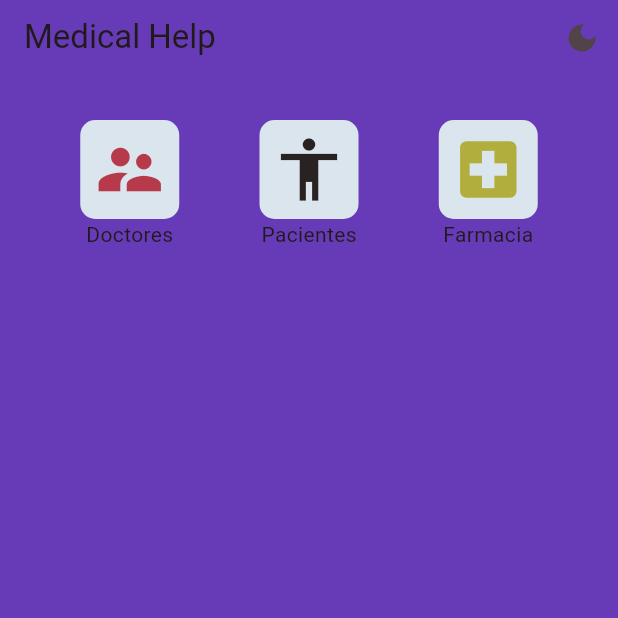
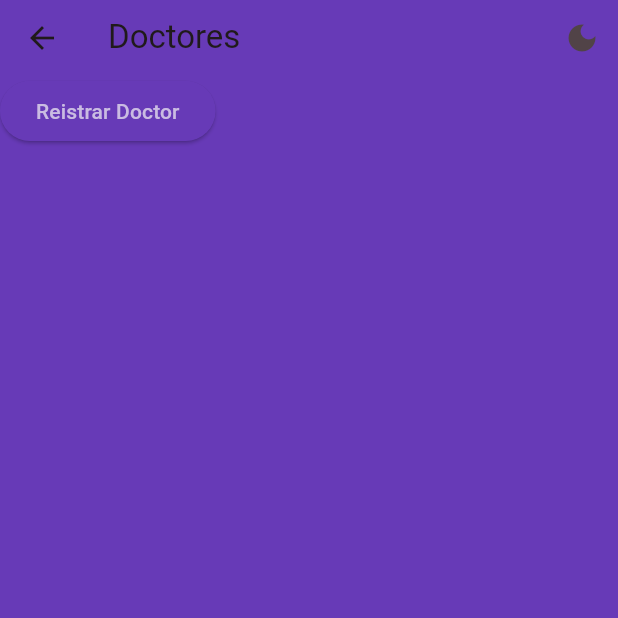
Before and after one commit to ingdanielbs/Ficha-2559206, a Flutter app: the screen it shows after launch, after a tap on the "supervisor account" icon, on a phone screen of 412 x 824 dp, the top half of it. Run offline on Flutter 3.47's test engine with Material 2 defaults, Android fonts, the light colour scheme and no system bars.

Commit message:
doctor reg

```diff
--- /dev/null
+++ b/medical_help/lib/datos/doctor_list.dart
@@ -0,0 +1,3 @@
+import 'package:medical_help/dominio/models/doctor.dart';
+
+List<Doctor> doctores = [];
--- /dev/null
+++ b/medical_help/lib/dominio/models/doctor.dart
@@ -0,0 +1,14 @@
+class Doctor {
+  String name;
+  String lastName;
+  String phone;
+  String speciality;
+  String photo;
+
+  Doctor(
+      {required this.name,
+      required this.lastName,
+      required this.phone,
+      required this.speciality,
+      required this.photo});
+}
--- /dev/null
+++ b/medical_help/lib/presentation/screens/doctor_home_screen.dart
@@ -0,0 +1,34 @@
+import 'package:flutter/material.dart';
+import 'package:medical_help/presentation/screens/doctor_registration_screen.dart';
+import 'package:medical_help/presentation/widgets/appbar_menu.dart';
+
+class DoctorHomeScreen extends StatefulWidget {
+  const DoctorHomeScreen({super.key});
+
+  @override
+  State<DoctorHomeScreen> createState() => _DoctorHomeScreenState();
+}
+
+class _DoctorHomeScreenState extends State<DoctorHomeScreen> {
+  @override
+  Widget build(BuildContext context) {
+    return Scaffold(
+      appBar: const AppbarMenu(title: 'Doctores'),
+      body: Column(
+        children: [
+          ElevatedButton(
+            onPressed: () {
+              Navigator.push(
+                context,
+                MaterialPageRoute(
+                  builder: (context) => DoctorRegistrationScreen(),
+                ),
+              );
+            },
+            child: const Text('Reistrar Doctor'),
+          ),
+        ],
+      ),
+    );
+  }
+}
--- a/medical_help/lib/presentation/screens/home_screen.dart
+++ b/medical_help/lib/presentation/screens/home_screen.dart
@@ -1,4 +1,5 @@
 import 'package:flutter/material.dart';
+import 'package:medical_help/presentation/screens/doctor_home_screen.dart';
 import 'package:medical_help/presentation/widgets/appbar_menu.dart';
 
 class HomeScreen extends StatefulWidget {
@@ -15,7 +16,9 @@ class _HomeScreenState extends State<HomeScreen> {
       appBar: const AppbarMenu(title: 'Medical Help'),
       body: Column(
         children: [
-          const SizedBox(height: 30,),
+          const SizedBox(
+            height: 30,
+          ),
           Row(
             mainAxisAlignment: MainAxisAlignment.spaceEvenly,
             children: [
@@ -23,10 +26,18 @@ class _HomeScreenState extends State<HomeScreen> {
                 children: [
                   Container(
                     decoration: BoxDecoration(
-                        color: const Color.fromARGB(255, 218, 229, 237),
-                        borderRadius: BorderRadius.circular(10)),
+                      color: const Color.fromARGB(255, 218, 229, 237),
+                      borderRadius: BorderRadius.circular(10),
+                    ),
                     child: IconButton(
-                      onPressed: () {},
+                      onPressed: () {
+                        Navigator.push(
+                          context,
+                          MaterialPageRoute(
+                            builder: (context) => const DoctorHomeScreen(),
+                          ),
+                        );
+                      },
                       icon: const Icon(
                         Icons.supervisor_account,
                         size: 50,
```
Also changed, not shown: medical_help/lib/presentation/screens/doctor_registration_screen.dart (added, +44 -0 lines).
